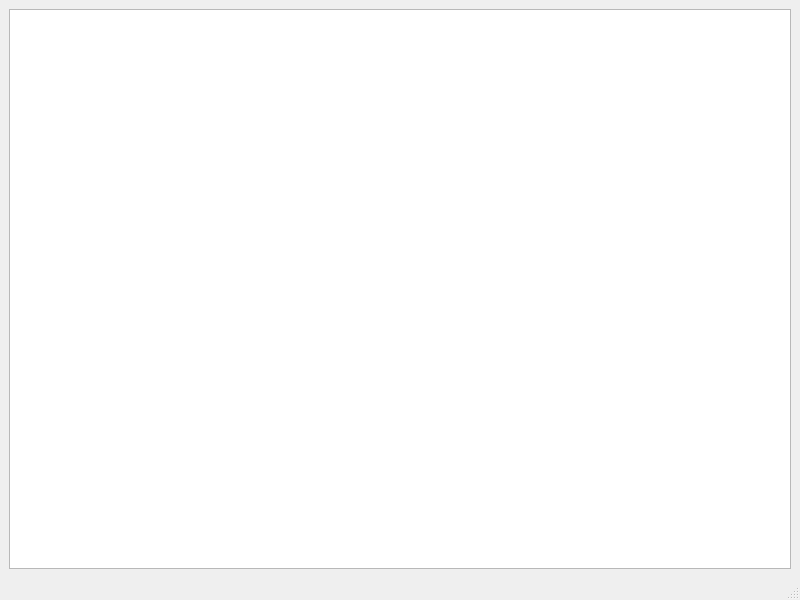
Above: Tachograph_Image_Analysis/GUI/mainwindow.ui from Slyboots92/Tachograph_Image_Analysis before the change. Below: the same form after it.
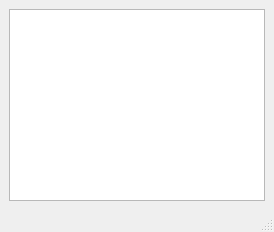
That is the form after the change.

```diff
--- a/Tachograph_Image_Analysis/GUI/mainwindow.ui
+++ b/Tachograph_Image_Analysis/GUI/mainwindow.ui
@@ -2,14 +2,6 @@
 <ui version="4.0">
  <class>MainWindow</class>
  <widget class="QMainWindow" name="MainWindow">
-  <property name="geometry">
-   <rect>
-    <x>0</x>
-    <y>0</y>
-    <width>800</width>
-    <height>600</height>
-   </rect>
-  </property>
   <property name="windowTitle">
    <string>MainWindow</string>
   </property>
```
Left out of the diff: 2 changed lines with no effect on the pictures.
